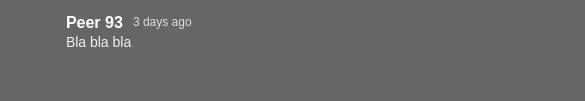
First picture: the form in TriblerGUI/qt_resources/channel_comment_list_item.ui, repository Tribler/tribler, before the edit.
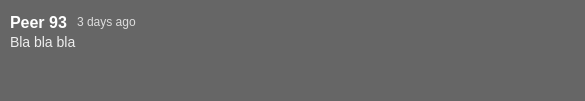
Second picture: the form after the edit. Icons and pictures are not drawn.

Commit message: Removed icon in comments list, added panel to write a comment

Diff of the .ui file:
```diff
--- a/TriblerGUI/qt_resources/channel_comment_list_item.ui
+++ b/TriblerGUI/qt_resources/channel_comment_list_item.ui
@@ -71,126 +71,6 @@
      </property>
     </spacer>
    </item>
-   <item>
-    <widget class="QWidget" name="widget" native="true">
-     <property name="sizePolicy">
-      <sizepolicy hsizetype="Minimum" vsizetype="Preferred">
-       <horstretch>0</horstretch>
-       <verstretch>0</verstretch>
-      </sizepolicy>
-     </property>
-     <property name="minimumSize">
-      <size>
-       <width>46</width>
-       <height>0</height>
-      </size>
-     </property>
-     <property name="maximumSize">
-      <size>
-       <width>46</width>
-       <height>16777215</height>
-      </size>
-     </property>
-     <layout class="QVBoxLayout" name="verticalLayout_4">
-      <property name="spacing">
-       <number>0</number>
-      </property>
-      <property name="leftMargin">
-       <number>0</number>
-      </property>
-      <property name="topMargin">
-       <number>0</number>
-      </property>
-      <property name="rightMargin">
-       <number>0</number>
-      </property>
-      <property name="bottomMargin">
-       <number>0</number>
-      </property>
-      <item>
-       <spacer name="verticalSpacer_3">
-        <property name="orientation">
-         <enum>Qt::Vertical</enum>
-        </property>
-        <property name="sizeType">
-         <enum>QSizePolicy::Fixed</enum>
-        </property>
-        <property name="sizeHint" stdset="0">
-         <size>
-          <width>10</width>
-          <height>14</height>
-         </size>
-        </property>
-       </spacer>
-      </item>
-      <item>
-       <widget class="QToolButton" name="comment_profile_picture">
-        <property name="minimumSize">
-         <size>
-          <width>46</width>
-          <height>46</height>
-         </size>
-        </property>
-        <property name="maximumSize">
-         <size>
-          <width>46</width>
-          <height>46</height>
-         </size>
-        </property>
-        <property name="styleSheet">
-         <string notr="true">background: none;
-border: none;</string>
-        </property>
-        <property name="text">
-         <string/>
-        </property>
-        <property name="icon">
-         <iconset>
-          <normaloff>../images/profile_placeholder.jpg</normaloff>../images/profile_placeholder.jpg</iconset>
-        </property>
-        <property name="iconSize">
-         <size>
-          <width>46</width>
-          <height>46</height>
-         </size>
-        </property>
-       </widget>
-      </item>
-      <item>
-       <spacer name="verticalSpacer_2">
-        <property name="orientation">
-         <enum>Qt::Vertical</enum>
-        </property>
-        <property name="sizeType">
-         <enum>QSizePolicy::MinimumExpanding</enum>
-        </property>
-        <property name="sizeHint" stdset="0">
-         <size>
-          <width>20</width>
-          <height>16</height>
-         </size>
-        </property>
-       </spacer>
-      </item>
-     </layout>
-    </widget>
-   </item>
-   <item>
-    <spacer name="horizontalSpacer_3">
-     <property name="orientation">
-      <enum>Qt::Horizontal</enum>
-     </property>
-     <property name="sizeType">
-      <enum>QSizePolicy::Fixed</enum>
-     </property>
-     <property name="sizeHint" stdset="0">
-      <size>
-       <width>10</width>
-       <height>20</height>
-      </size>
-     </property>
-    </spacer>
-   </item>
    <item>
     <layout class="QVBoxLayout" name="verticalLayout">
      <property name="spacing">
```
The commit also changes 1 other file.
